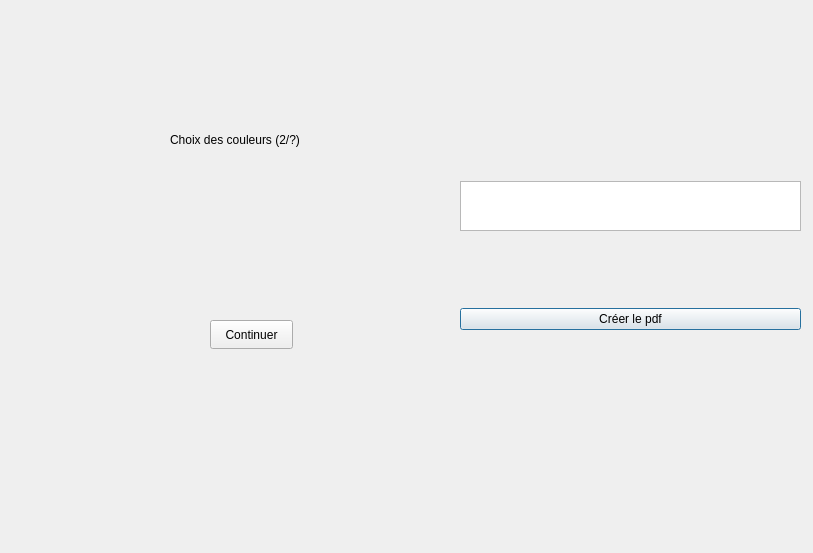
The window that JobDocsCreator/cveditor.ui (elmirge7/JobDocsCreator) describes before a commit, drawn with Qt 5.
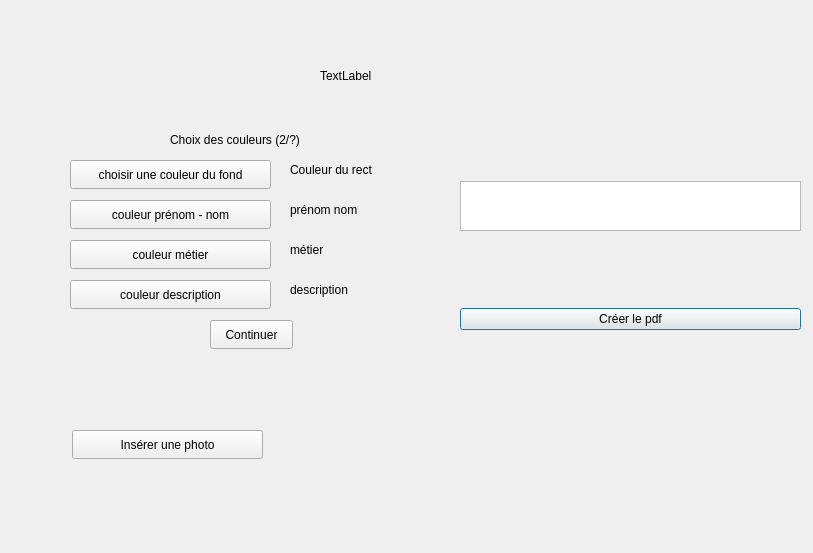
The same window after the commit. The open tabs and pages were chosen to show the change.

Commit message: end of template and name, color, font editor

```diff
--- a/JobDocsCreator/cveditor.ui
+++ b/JobDocsCreator/cveditor.ui
@@ -135,6 +135,110 @@
       <string>Continuer</string>
      </property>
     </widget>
+    <widget class="QPushButton" name="buttonChoiceColor">
+     <property name="geometry">
+      <rect>
+       <x>0</x>
+       <y>50</y>
+       <width>201</width>
+       <height>29</height>
+      </rect>
+     </property>
+     <property name="text">
+      <string>choisir une couleur du fond</string>
+     </property>
+    </widget>
+    <widget class="QLabel" name="colorLabel">
+     <property name="geometry">
+      <rect>
+       <x>220</x>
+       <y>50</y>
+       <width>111</width>
+       <height>20</height>
+      </rect>
+     </property>
+     <property name="text">
+      <string>Couleur du rect</string>
+     </property>
+    </widget>
+    <widget class="QPushButton" name="buttonChoiceColorName">
+     <property name="geometry">
+      <rect>
+       <x>0</x>
+       <y>90</y>
+       <width>201</width>
+       <height>29</height>
+      </rect>
+     </property>
+     <property name="text">
+      <string>couleur prénom - nom</string>
+     </property>
+    </widget>
+    <widget class="QLabel" name="colorLabelName">
+     <property name="geometry">
+      <rect>
+       <x>220</x>
+       <y>90</y>
+       <width>111</width>
+       <height>20</height>
+      </rect>
+     </property>
+     <property name="text">
+      <string>prénom nom</string>
+     </property>
+    </widget>
+    <widget class="QPushButton" name="buttonChoiceColorJob">
+     <property name="geometry">
+      <rect>
+       <x>0</x>
+       <y>130</y>
+       <width>201</width>
+       <height>29</height>
+      </rect>
+     </property>
+     <property name="text">
+      <string>couleur métier</string>
+     </property>
+    </widget>
+    <widget class="QLabel" name="colorLabelJob">
+     <property name="geometry">
+      <rect>
+       <x>220</x>
+       <y>130</y>
+       <width>111</width>
+       <height>20</height>
+      </rect>
+     </property>
+     <property name="text">
+      <string>métier</string>
+     </property>
+    </widget>
+    <widget class="QPushButton" name="buttonChoiceColorInfos">
+     <property name="geometry">
+      <rect>
+       <x>0</x>
+       <y>170</y>
+       <width>201</width>
+       <height>29</height>
+      </rect>
+     </property>
+     <property name="text">
+      <string>couleur description</string>
+     </property>
+    </widget>
+    <widget class="QLabel" name="colorLabelInfos">
+     <property name="geometry">
+      <rect>
+       <x>220</x>
+       <y>170</y>
+       <width>111</width>
+       <height>20</height>
+      </rect>
+     </property>
+     <property name="text">
+      <string>description</string>
+     </property>
+    </widget>
    </widget>
    <widget class="QWidget" name="page_5">
     <widget class="QLabel" name="label_3">
@@ -238,6 +342,57 @@
      </property>
     </widget>
    </widget>
+   <widget class="QWidget" name="page_7">
+    <widget class="QLabel" name="label_7">
+     <property name="geometry">
+      <rect>
+       <x>82</x>
+       <y>20</y>
+       <width>171</width>
+       <height>20</height>
+      </rect>
+     </property>
+     <property name="text">
+      <string>Quel métier cherche tu ?</string>
+     </property>
+    </widget>
+    <widget class="QTextEdit" name="jobEdit">
+     <property name="geometry">
+      <rect>
+       <x>50</x>
+       <y>80</y>
+       <width>271</width>
+       <height>31</height>
+      </rect>
+     </property>
+    </widget>
+   </widget>
+  </widget>
+  <widget class="QPushButton" name="pushButton_5">
+   <property name="geometry">
+    <rect>
+     <x>72</x>
+     <y>430</y>
+     <width>191</width>
+     <height>29</height>
+    </rect>
+   </property>
+   <property name="text">
+    <string>Insérer une photo</string>
+   </property>
+  </widget>
+  <widget class="QLabel" name="labelPhoto">
+   <property name="geometry">
+    <rect>
+     <x>320</x>
+     <y>50</y>
+     <width>61</width>
+     <height>51</height>
+    </rect>
+   </property>
+   <property name="text">
+    <string>TextLabel</string>
+   </property>
   </widget>
  </widget>
  <resources/>
```
Left out of the diff: 28 changed lines with no effect on the pictures. The commit also changes 6 other files.
